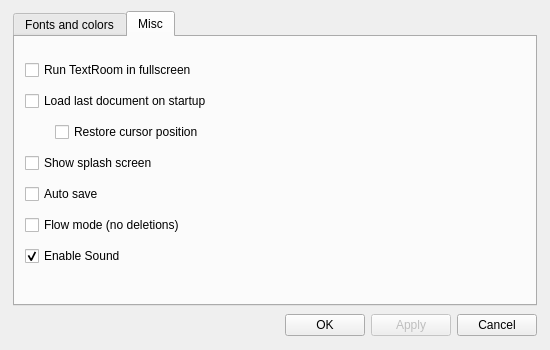
The window that branches/realtimestats/ui/optionsdialog.ui (zerger/textroom) describes before a commit, drawn with Qt 5.
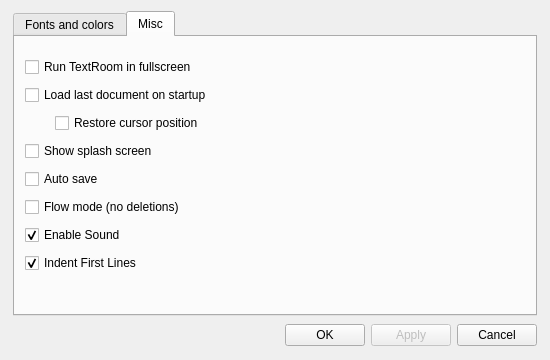
The same window after the commit. The open tabs and pages were chosen to show the change.

Commit message: Fixed Toggle Indent bug, Added Indent option

```diff
--- a/branches/realtimestats/ui/optionsdialog.ui
+++ b/branches/realtimestats/ui/optionsdialog.ui
@@ -6,7 +6,7 @@
     <x>0</x>
     <y>0</y>
     <width>550</width>
-    <height>350</height>
+    <height>360</height>
    </rect>
   </property>
   <property name="sizePolicy" >
@@ -702,7 +702,22 @@
             </item>
 		</layout>
 		</item>
-        
+
+        <item>
+	    <layout class="QHBoxLayout" >
+  		<item>
+           <widget class="QCheckBox" name="indentCheckBox" >
+            <property name="text" >
+             <string>Indent First Lines</string>
+              </property>
+              <property name="checked" >
+               <bool>true</bool>
+              </property>
+             </widget>
+            </item>
+		</layout>
+		</item>        
+
          </layout>
         </widget>
        </widget>
```
Left out of the diff: 3 changed lines with no effect on the pictures. The commit also changes 5 other files.
